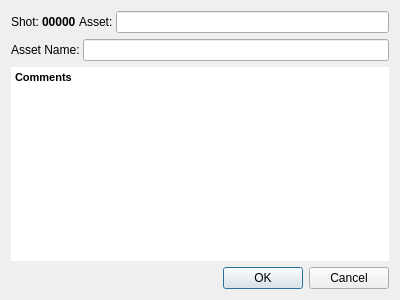
Above: Ramses/assetdetailsdialog.ui from RxLaboratory/Ramses before the change. Below: the same form after it.
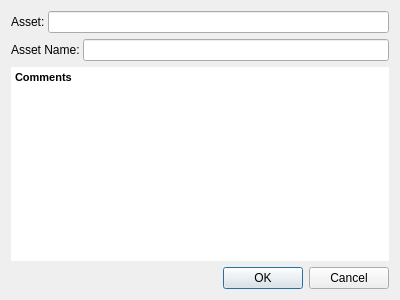
That is the form after the change.

The edit to the form file:
```diff
--- a/Ramses/assetdetailsdialog.ui
+++ b/Ramses/assetdetailsdialog.ui
@@ -19,26 +19,6 @@
      <property name="spacing">
       <number>3</number>
      </property>
-     <item>
-      <widget class="QLabel" name="label_2">
-       <property name="text">
-        <string>Shot:</string>
-       </property>
-      </widget>
-     </item>
-     <item>
-      <widget class="QLabel" name="shotLabel">
-       <property name="font">
-        <font>
-         <weight>75</weight>
-         <bold>true</bold>
-        </font>
-       </property>
-       <property name="text">
-        <string>00000</string>
-       </property>
-      </widget>
-     </item>
      <item>
       <widget class="QLabel" name="label_4">
        <property name="text">
```
Left out of the diff: 2 changed lines with no effect on the pictures.
